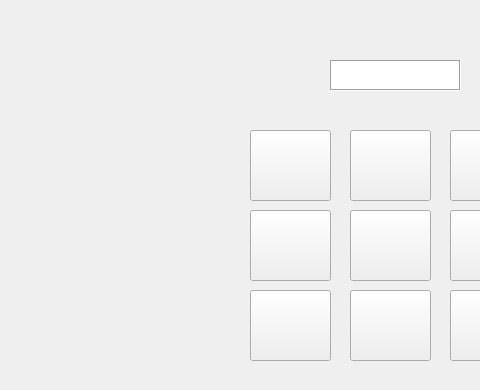
akahardzzz0011/tictactoe, file mainwindow.ui: the form before one commit; both pictures show x 0 to 480 and y 0 to 390 of the 799 by 593 pixel window.
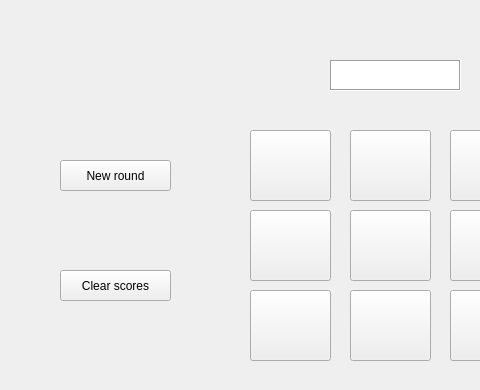
The form after the commit.

Commit message: new round and clear score buttons added and functionality tested

Diff of the .ui file:
```diff
--- a/mainwindow.ui
+++ b/mainwindow.ui
@@ -264,6 +264,32 @@
      <set>Qt::AlignCenter</set>
     </property>
    </widget>
+   <widget class="QPushButton" name="btnNewRound">
+    <property name="geometry">
+     <rect>
+      <x>60</x>
+      <y>160</y>
+      <width>111</width>
+      <height>31</height>
+     </rect>
+    </property>
+    <property name="text">
+     <string>New round</string>
+    </property>
+   </widget>
+   <widget class="QPushButton" name="btnClearScores">
+    <property name="geometry">
+     <rect>
+      <x>60</x>
+      <y>270</y>
+      <width>111</width>
+      <height>31</height>
+     </rect>
+    </property>
+    <property name="text">
+     <string>Clear scores</string>
+    </property>
+   </widget>
   </widget>
   <widget class="QMenuBar" name="menubar">
    <property name="geometry">
```
Left out of the diff: 45 changed lines with no effect on the pictures. The commit also changes 2 other files.
